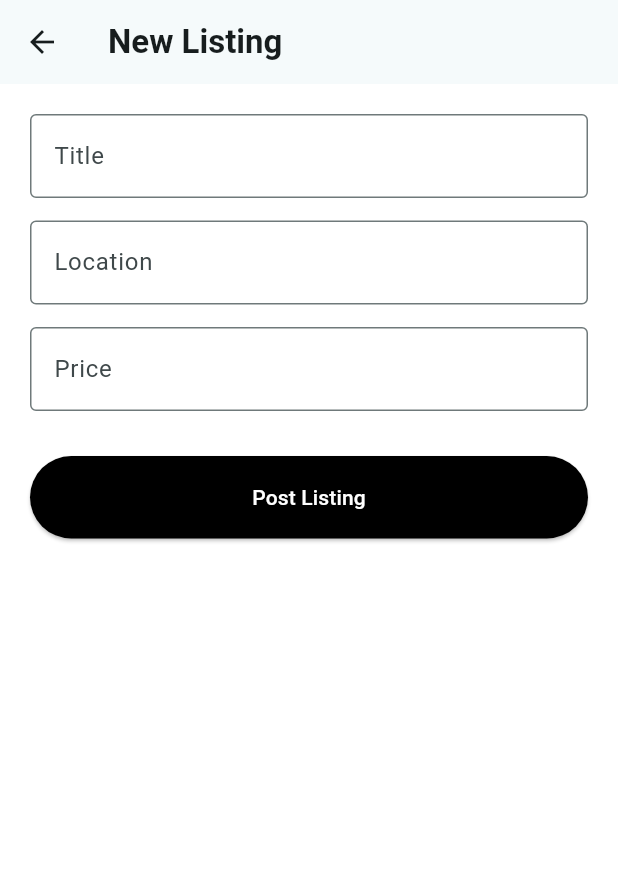
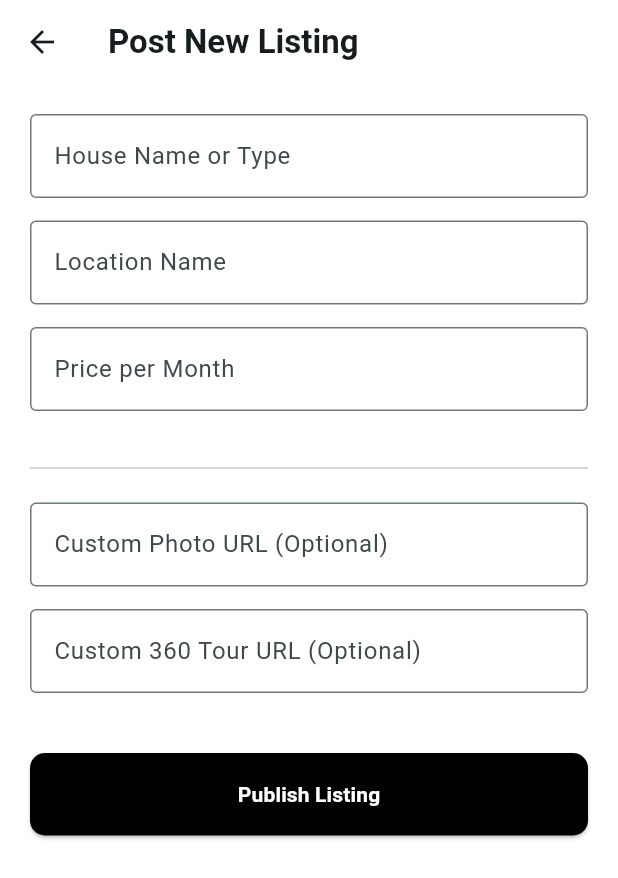
Before and after one commit to AdiSyahinanSulaiman/estatetech, a Flutter app: the AddPostScreen screen opened directly, on a phone screen of 412 x 824 dp. Shown: the top 878 px of the screen. Run offline on Flutter 3.47's test engine with Material 3 defaults, Android fonts, the light colour scheme and no system bars; our stand-ins replace cloud_firestore, firebase_auth, firebase_core, webview_flutter; accounts and stored records are empty.

Commit message:
finishing front end core

```diff
--- a/lib/screens/add_post_screen.dart
+++ b/lib/screens/add_post_screen.dart
@@ -5,6 +5,7 @@ import 'dart:math';
 
 class AddPostScreen extends StatefulWidget {
   const AddPostScreen({super.key});
+
   @override
   State<AddPostScreen> createState() => _AddPostScreenState();
 }
@@ -13,40 +14,53 @@ class _AddPostScreenState extends State<AddPostScreen> {
   final TextEditingController _titleController = TextEditingController();
   final TextEditingController _locationController = TextEditingController();
   final TextEditingController _priceController = TextEditingController();
+  final TextEditingController _imageController = TextEditingController();
+  final TextEditingController _tourController = TextEditingController();
+
   bool _isLoading = false;
 
   final List<String> _autoPhotos = [
     'https://images.unsplash.com/photo-1613490493576-7fde63acd811?q=80&w=1000',
     'https://images.unsplash.com/photo-1512917774080-9991f1c4c750?q=80&w=1000',
-    'https://images.unsplash.com/photo-1613977257363-707ba9348227?q=80&w=1000',
+    'https://images.unsplash.com/photo-1564013799919-ab600027ffc6?q=80&w=1000',
   ];
 
   Future<void> _submitData() async {
     if (_titleController.text.isEmpty || _priceController.text.isEmpty) return;
+
     setState(() => _isLoading = true);
 
     try {
       String myUid = FirebaseAuth.instance.currentUser!.uid;
-      DocumentSnapshot userDoc = await FirebaseFirestore.instance.collection('users').doc(myUid).get();
+      var userDoc = await FirebaseFirestore.instance.collection('users').doc(myUid).get();
       String sName = userDoc.exists ? (userDoc.data() as Map<String, dynamic>)['name'] : "Landlord";
-      String sPhoto = "https://ui-avatars.com/api/?name=$sName&background=random&color=fff";
-      String randomHouse = _autoPhotos[Random().nextInt(_autoPhotos.length)];
+
+      // LOGIC: If user didn't provide a link, use a random one
+      String finalImage = _imageController.text.isNotEmpty
+          ? _imageController.text.trim()
+          : _autoPhotos[Random().nextInt(_autoPhotos.length)];
+
+      // LOGIC: If user didn't provide a 360 link, use a default interior
+      String finalTour = _tourController.text.isNotEmpty
+          ? _tourController.text.trim()
+          : 'https://images.pexels.com/photos/12148587/pexels-photo-12148587.jpeg';
 
       await FirebaseFirestore.instance.collection('properties').add({
         'title': _titleController.text.trim(),
         'location': _locationController.text.trim(),
         'price': double.parse(_priceController.text.trim()),
-        'imageUrl': randomHouse,
-        'virtualTourUrl': 'https://images.pexels.com/photos/12148587/pexels-photo-12148587.jpeg',
+        'imageUrl': finalImage,
+        'virtualTourUrl': finalTour,
         'createdAt': Timestamp.now(),
         'sellerId': myUid,
         'sellerName': sName,
-        'sellerPhoto': sPhoto,
+        'sellerPhoto': "https://ui-avatars.com/api/?name=$sName&background=random",
       });
 
       if (mounted) {
         _titleController.clear(); _locationController.clear(); _priceController.clear();
-        ScaffoldMessenger.of(context).showSnackBar(const SnackBar(content: Text('Posted Successfully!')));
+        _imageController.clear(); _tourController.clear();
+        ScaffoldMessenger.of(context).showSnackBar(const SnackBar(content: Text('Listing Published Successfully!')));
       }
     } catch (e) {
       ScaffoldMessenger.of(context).showSnackBar(SnackBar(content: Text('Error: $e')));
@@ -58,21 +72,32 @@ class _AddPostScreenState extends State<AddPostScreen> {
   @override
   Widget build(BuildContext context) {
     return Scaffold(
-      appBar: AppBar(title: const Text('New Listing', style: TextStyle(fontWeight: FontWeight.bold))),
-      body: Padding(
+      backgroundColor: Colors.white,
+      appBar: AppBar(
+        title: const Text('Post New Listing', style: TextStyle(fontWeight: FontWeight.bold)),
+        backgroundColor: Colors.white,
+        elevation: 0,
+      ),
+      body: SingleChildScrollView(
         padding: const EdgeInsets.all(20),
         child: Column(
           children: [
-            TextField(controller: _titleController, decoration: const InputDecoration(labelText: 'Title', border: OutlineInputBorder())),
+            TextField(controller: _titleController, decoration: const InputDecoration(labelText: 'House Name or Type', border: OutlineInputBorder())),
             const SizedBox(height: 15),
-            TextField(controller: _locationController, decoration: const InputDecoration(labelText: 'Location', border: OutlineInputBorder())),
+            TextField(controller: _locationController, decoration: const InputDecoration(labelText: 'Location Name', border: OutlineInputBorder())),
             const SizedBox(height: 15),
-            TextField(controller: _priceController, decoration: const InputDecoration(labelText: 'Price', border: OutlineInputBorder()), keyboardType: TextInputType.number),
+            TextField(controller: _priceController, decoration: const InputDecoration(labelText: 'Price per Month', border: OutlineInputBorder()), keyboardType: TextInputType.number),
             const SizedBox(height: 30),
+            const Divider(),
+            const SizedBox(height: 15),
+            TextField(controller: _imageController, decoration: const InputDecoration(labelText: 'Custom Photo URL (Optional)', border: OutlineInputBorder())),
+            const SizedBox(height: 15),
+            TextField(controller: _tourController, decoration: const InputDecoration(labelText: 'Custom 360 Tour URL (Optional)', border: OutlineInputBorder())),
+            const SizedBox(height: 40),
             _isLoading ? const CircularProgressIndicator() : ElevatedButton(
               onPressed: _submitData,
-              style: ElevatedButton.styleFrom(backgroundColor: Colors.black, minimumSize: const Size(double.infinity, 55)),
-              child: const Text('Post Listing', style: TextStyle(color: Colors.white)),
+              style: ElevatedButton.styleFrom(backgroundColor: Colors.black, minimumSize: const Size(double.infinity, 55), shape: RoundedRectangleBorder(borderRadius: BorderRadius.circular(10))),
+              child: const Text('Publish Listing', style: TextStyle(color: Colors.white, fontWeight: FontWeight.bold)),
             ),
           ],
         ),
```
Also changed, not shown: lib/screens/profile_screen.dart (+74 -32 lines), lib/screens/settings_screen.dart (added, +50 -0 lines), lib/screens/user_listings_screen.dart (added, +74 -0 lines).
